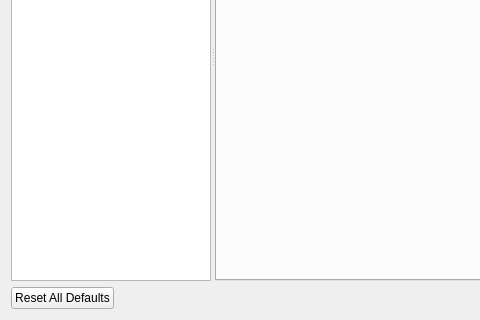
This is vclib/render/src/vclib/qt/gui/settings_dialog.ui in cnr-isti-vclab/vclib as Qt 5 draws it before an edit; both pictures show x 0 to 480 and y 180 to 500 of the 800 by 500 pixel window. The edited form follows.
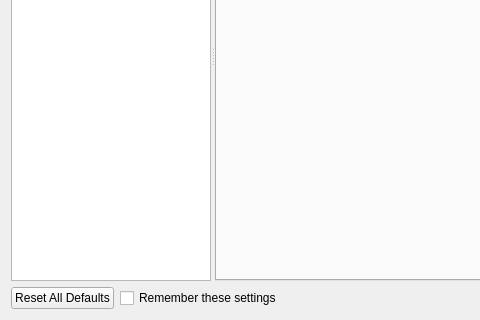
This is the edited form.

Commit message: [render] SettingsDialog saves to file only when checkbox checked

The edit to the form file:
```diff
--- a/vclib/render/src/vclib/qt/gui/settings_dialog.ui
+++ b/vclib/render/src/vclib/qt/gui/settings_dialog.ui
@@ -74,6 +74,19 @@
        </property>
       </widget>
      </item>
+     <item>
+      <widget class="QCheckBox" name="saveAsDefaultCheckBox">
+       <property name="toolTip">
+        <string>If checked, these settings will be saved to the configuration file and automatically loaded the next time you open the application.</string>
+       </property>
+       <property name="text">
+        <string>Remember these settings</string>
+       </property>
+       <property name="checked">
+        <bool>false</bool>
+       </property>
+      </widget>
+     </item>
      <item>
       <spacer name="horizontalSpacer">
        <property name="orientation">
```
The commit also changes 1 other file.
